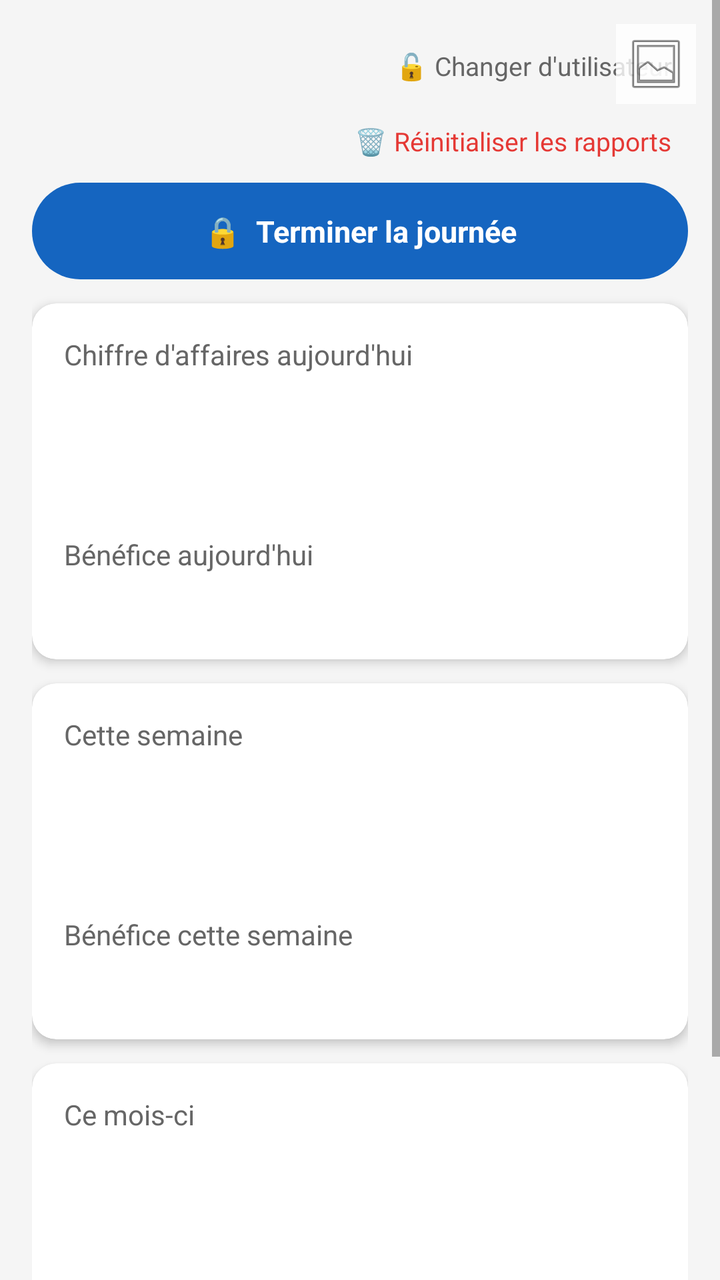
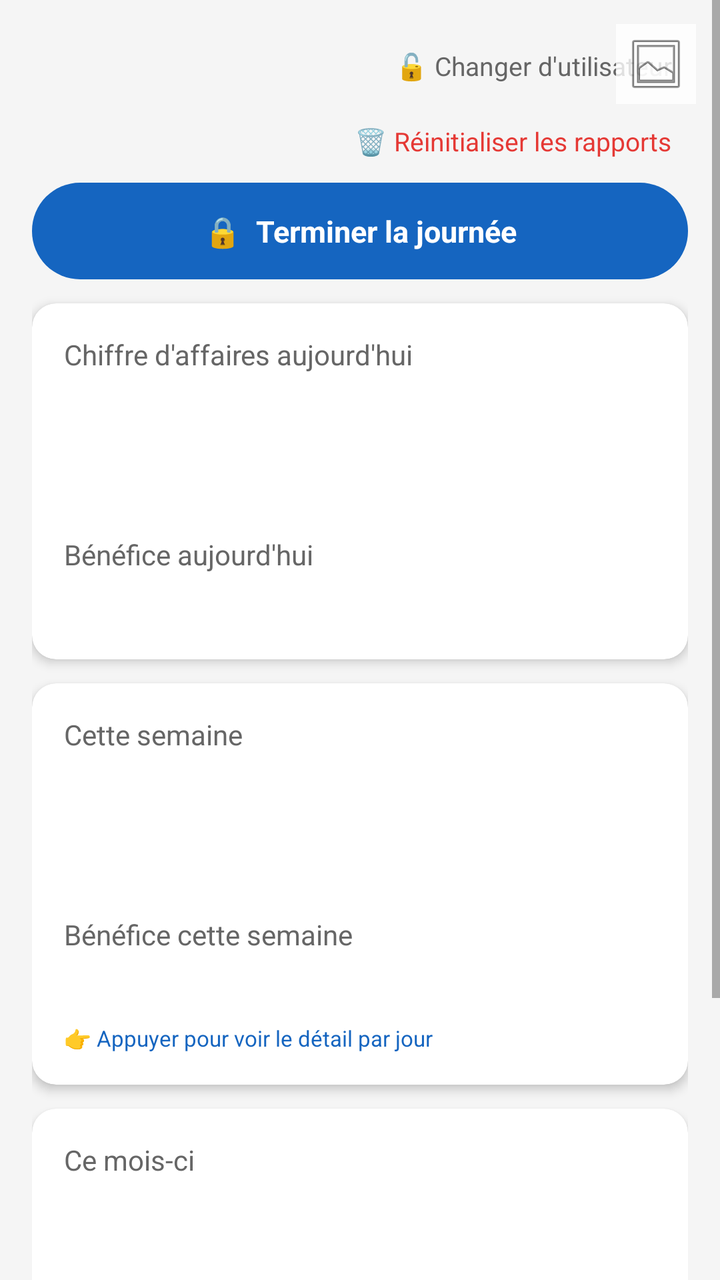

Before-and-after screenshots of an Android layout around one commit, followed by the original layout XML and the change that was made.
<!-- AndroidManifest.xml: application theme Theme.MonStock -->
<!-- res/layout/fragment_reports.xml -->
<?xml version="1.0" encoding="utf-8"?>
<FrameLayout xmlns:android="http://schemas.android.com/apk/res/android"
    xmlns:app="http://schemas.android.com/apk/res-auto"
    android:layout_width="match_parent"
    android:layout_height="match_parent">

    <ImageView
        android:id="@+id/ivBackground"
        android:layout_width="match_parent"
        android:layout_height="match_parent"
        android:scaleType="centerCrop"
        android:alpha="0.22"
        android:contentDescription="@null" />

    <ScrollView
        android:layout_width="match_parent"
        android:layout_height="match_parent">

        <LinearLayout
            android:layout_width="match_parent"
            android:layout_height="wrap_content"
            android:orientation="vertical"
            android:padding="16dp">

            <LinearLayout
                android:layout_width="match_parent"
                android:layout_height="wrap_content"
                android:orientation="horizontal"
                android:gravity="end"
                android:layout_marginBottom="4dp">

                <TextView
                    android:id="@+id/btnClientAnalysis"
                    android:layout_width="wrap_content"
                    android:layout_height="wrap_content"
                    android:text="📊 Analyse"
                    android:textColor="?attr/colorPrimary"
                    android:textSize="13sp"
                    android:padding="8dp"
                    android:visibility="gone" />

                <TextView
                    android:id="@+id/btnManageEmployees"
                    android:layout_width="wrap_content"
                    android:layout_height="wrap_content"
                    android:text="👥 Employés"
                    android:textColor="?attr/colorPrimary"
                    android:textSize="13sp"
                    android:padding="8dp"
                    android:visibility="gone" />

                <TextView
                    android:id="@+id/btnLogout"
                    android:layout_width="wrap_content"
                    android:layout_height="wrap_content"
                    android:text="🔓 Changer d'utilisateur"
                    android:textColor="#666666"
                    android:textSize="13sp"
                    android:padding="8dp" />

            </LinearLayout>

            <TextView
                android:id="@+id/btnResetReports"
                android:layout_width="wrap_content"
                android:layout_height="wrap_content"
                android:layout_gravity="end"
                android:text="🗑 Réinitialiser les rapports"
                android:textColor="@color/danger"
                android:textSize="13sp"
                android:padding="8dp"
                android:layout_marginBottom="4dp" />

            <TextView
                android:id="@+id/btnEndDay"
                android:layout_width="match_parent"
                android:layout_height="wrap_content"
                android:text="🔒  Terminer la journée"
                android:textColor="@color/white"
                android:textStyle="bold"
                android:textSize="15sp"
                android:background="@drawable/bg_pill_button"
                android:backgroundTint="?attr/colorPrimary"
                android:gravity="center"
                android:padding="14dp"
                android:layout_marginBottom="12dp" />

            <androidx.cardview.widget.CardView
                android:layout_width="match_parent"
                android:layout_height="wrap_content"
                app:cardBackgroundColor="@color/surface"
                app:cardCornerRadius="12dp"
                app:cardElevation="3dp"
                android:layout_marginBottom="12dp">

                <LinearLayout
                    android:layout_width="match_parent"
                    android:layout_height="wrap_content"
                    android:orientation="vertical"
                    android:padding="16dp">

                    <TextView
                        android:layout_width="wrap_content"
                        android:layout_height="wrap_content"
                        android:text="@string/total_revenue_today"
                        android:textColor="#666666" />

                    <TextView
                        android:id="@+id/tvToday"
                        android:layout_width="wrap_content"
                        android:layout_height="wrap_content"
                        android:textSize="24sp"
                        android:textStyle="bold"
                        android:textColor="?attr/colorPrimary" />

                    <TextView
                        android:id="@+id/tvTodayBreakdown"
                        android:layout_width="wrap_content"
                        android:layout_height="wrap_content"
                        android:textSize="12sp"
                        android:textColor="#888888"
                        android:layout_marginTop="4dp" />

                    <TextView
                        android:id="@+id/tvTodayOrdersSplit"
                        android:layout_width="wrap_content"
                        android:layout_height="wrap_content"
                        android:textSize="12sp"
                        android:textColor="#888888"
                        android:layout_marginTop="2dp" />

                    <TextView
                        android:layout_width="wrap_content"
                        android:layout_height="wrap_content"
                        android:text="@string/total_profit_today"
                        android:textColor="#666666"
                        android:layout_marginTop="10dp" />

                    <TextView
                        android:id="@+id/tvTodayProfit"
                        android:layout_width="wrap_content"
                        android:layout_height="wrap_content"
                        android:textSize="20sp"
                        android:textStyle="bold"
                        android:textColor="@color/accent" />
                </LinearLayout>
            </androidx.cardview.widget.CardView>

            <androidx.cardview.widget.CardView
                android:layout_width="match_parent"
                android:layout_height="wrap_content"
                app:cardBackgroundColor="@color/surface"
                app:cardCornerRadius="12dp"
                app:cardElevation="3dp"
                android:layout_marginBottom="12dp">

                <LinearLayout
                    android:layout_width="match_parent"
                    android:layout_height="wrap_content"
                    android:orientation="vertical"
                    android:padding="16dp">

                    <TextView
                        android:layout_width="wrap_content"
                        android:layout_height="wrap_content"
                        android:text="@string/total_revenue_week"
                        android:textColor="#666666" />

                    <TextView
                        android:id="@+id/tvWeek"
                        android:layout_width="wrap_content"
                        android:layout_height="wrap_content"
                        android:textSize="24sp"
                        android:textStyle="bold"
                        android:textColor="?attr/colorPrimary" />

                    <TextView
                        android:id="@+id/tvWeekBreakdown"
                        android:layout_width="wrap_content"
                        android:layout_height="wrap_content"
                        android:textSize="12sp"
                        android:textColor="#888888"
                        android:layout_marginTop="4dp" />

                    <TextView
                        android:id="@+id/tvWeekOrdersSplit"
                        android:layout_width="wrap_content"
                        android:layout_height="wrap_content"
                        android:textSize="12sp"
                        android:textColor="#888888"
                        android:layout_marginTop="2dp" />

                    <TextView
                        android:layout_width="wrap_content"
                        android:layout_height="wrap_content"
                        android:text="@string/total_profit_week"
                        android:textColor="#666666"
                        android:layout_marginTop="10dp" />

                    <TextView
                        android:id="@+id/tvWeekProfit"
                        android:layout_width="wrap_content"
                        android:layout_height="wrap_content"
                        android:textSize="20sp"
                        android:textStyle="bold"
                        android:textColor="@color/accent" />
                </LinearLayout>
            </androidx.cardview.widget.CardView>

            <androidx.cardview.widget.CardView
                android:layout_width="match_parent"
                android:layout_height="wrap_content"
                app:cardBackgroundColor="@color/surface"
                app:cardCornerRadius="12dp"
                app:cardElevation="3dp"
                android:layout_marginBottom="12dp">

                <LinearLayout
                    android:layout_width="match_parent"
                    android:layout_height="wrap_content"
                    android:orientation="vertical"
                    android:padding="16dp">

                    <TextView
                        android:layout_width="wrap_content"
                        android:layout_height="wrap_content"
                        android:text="@string/total_revenue_month"
                        android:textColor="#666666" />

                    <TextView
                        android:id="@+id/tvMonth"
                        android:layout_width="wrap_content"
                        android:layout_height="wrap_content"
                        android:textSize="24sp"
                        android:textStyle="bold"
                        android:textColor="?attr/colorPrimary" />

                    <TextView
                        android:id="@+id/tvMonthBreakdown"
                        android:layout_width="wrap_content"
                        android:layout_height="wrap_content"
                        android:textSize="12sp"
                        android:textColor="#888888"
                        android:layout_marginTop="4dp" />

                    <TextView
                        android:id="@+id/tvMonthOrdersSplit"
                        android:layout_width="wrap_content"
                        android:layout_height="wrap_content"
                        android:textSize="12sp"
                        android:textColor="#888888"
                        android:layout_marginTop="2dp" />

                    <TextView
                        android:layout_width="wrap_content"
                        android:layout_height="wrap_content"
                        android:text="@string/total_profit_month"
                        android:textColor="#666666"
                        android:layout_marginTop="10dp" />

                    <TextView
                        android:id="@+id/tvMonthProfit"
                        android:layout_width="wrap_content"
                        android:layout_height="wrap_content"
                        android:textSize="20sp"
                        android:textStyle="bold"
                        android:textColor="@color/accent" />
                </LinearLayout>
            </androidx.cardview.widget.CardView>

            <TextView
                android:layout_width="wrap_content"
                android:layout_height="wrap_content"
                android:text="@string/top_products"
                android:textStyle="bold"
                android:textSize="16sp"
                android:layout_marginTop="8dp"
                android:layout_marginBottom="8dp" />

            <androidx.recyclerview.widget.RecyclerView
                android:id="@+id/recyclerViewTop"
                android:layout_width="match_parent"
                android:layout_height="wrap_content"
                android:nestedScrollingEnabled="false" />

        </LinearLayout>
    </ScrollView>

    <ImageButton
        android:id="@+id/btnChangeBackground"
        android:layout_width="40dp"
        android:layout_height="40dp"
        android:layout_gravity="top|end"
        android:layout_margin="12dp"
        android:background="#CCFFFFFF"
        android:padding="8dp"
        android:src="@android:drawable/ic_menu_gallery"
        android:contentDescription="@null" />

</FrameLayout>
<!-- resources referenced by this layout -->
<resources>
  <color name="accent">#43A047</color>
  <color name="danger">#E53935</color>
  <color name="surface">#FFFFFF</color>
  <color name="white">#FFFFFF</color>
  <!-- drawable bg_pill_button (drawable) -->
  <?xml version="1.0" encoding="utf-8"?>
  <shape xmlns:android="http://schemas.android.com/apk/res/android" android:shape="rectangle">
      <corners android:radius="24dp" />
      <solid android:color="#43A047" />
  </shape>
  <string name="top_products">Produits les plus vendus</string>
  <string name="total_profit_month">Bénéfice ce mois-ci</string>
  <string name="total_profit_today">Bénéfice aujourd\'hui</string>
  <string name="total_profit_week">Bénéfice cette semaine</string>
  <string name="total_revenue_month">Ce mois-ci</string>
  <string name="total_revenue_today">Chiffre d\'affaires aujourd\'hui</string>
  <string name="total_revenue_week">Cette semaine</string>
  <style name="Theme.MonStock" parent="Theme.MaterialComponents.DayNight.NoActionBar">
          <item name="colorPrimary">@color/primary</item>
          <item name="colorPrimaryDark">@color/primary_dark</item>
          <item name="colorAccent">@color/accent</item>
          <item name="android:windowBackground">@color/background</item>
      </style>
  <color name="primary">#1565C0</color>
  <color name="primary_dark">#0D47A1</color>
  <color name="background">#F5F5F5</color>
</resources>

<!-- the commit's change to res/layout/fragment_reports.xml (unified diff, before → after) -->
@@ -147,8 +147,11 @@
             </androidx.cardview.widget.CardView>
 
             <androidx.cardview.widget.CardView
-                android:layout_width="match_parent"
-                android:layout_height="wrap_content"
+                android:id="@+id/cardWeek"
+                android:layout_width="match_parent"
+                android:layout_height="wrap_content"
+                android:clickable="true"
+                android:focusable="true"
                 app:cardBackgroundColor="@color/surface"
                 app:cardCornerRadius="12dp"
                 app:cardElevation="3dp"
@@ -204,12 +207,23 @@
                         android:textSize="20sp"
                         android:textStyle="bold"
                         android:textColor="@color/accent" />
+
+                    <TextView
+                        android:layout_width="wrap_content"
+                        android:layout_height="wrap_content"
+                        android:text="👉 Appuyer pour voir le détail par jour"
+                        android:textSize="11sp"
+                        android:textColor="?attr/colorPrimary"
+                        android:layout_marginTop="8dp" />
                 </LinearLayout>
             </androidx.cardview.widget.CardView>
 
             <androidx.cardview.widget.CardView
-                android:layout_width="match_parent"
-                android:layout_height="wrap_content"
+                android:id="@+id/cardMonth"
+                android:layout_width="match_parent"
+                android:layout_height="wrap_content"
+                android:clickable="true"
+                android:focusable="true"
                 app:cardBackgroundColor="@color/surface"
                 app:cardCornerRadius="12dp"
                 app:cardElevation="3dp"
@@ -265,6 +279,14 @@
                         android:textSize="20sp"
                         android:textStyle="bold"
                         android:textColor="@color/accent" />
+
+                    <TextView
+                        android:layout_width="wrap_content"
+                        android:layout_height="wrap_content"
+                        android:text="👉 Appuyer pour voir le détail par jour"
+                        android:textSize="11sp"
+                        android:textColor="?attr/colorPrimary"
+                        android:layout_marginTop="8dp" />
                 </LinearLayout>
             </androidx.cardview.widget.CardView>
 
